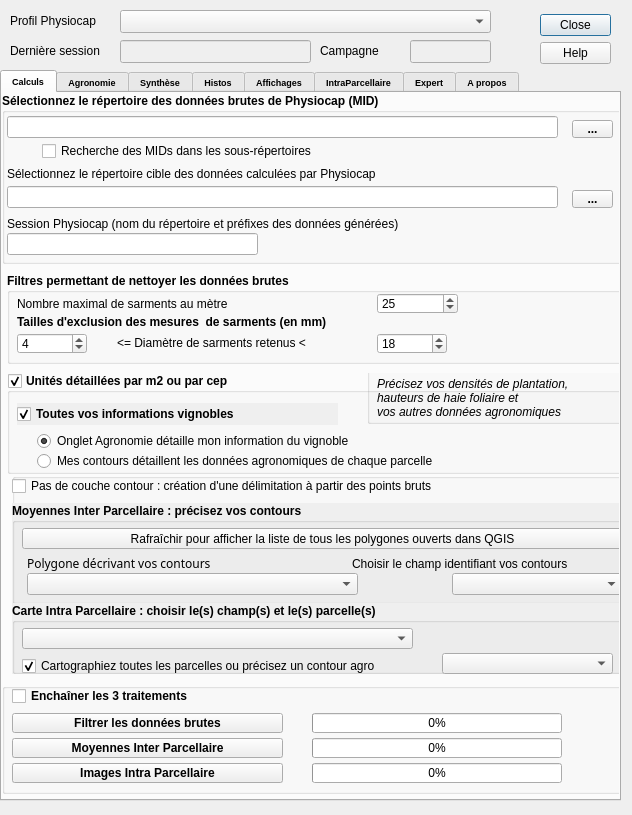
Above: Physiocap3_dialog_base.ui from jhemmi/Physiocap3 before the change. Below: the same form after it.
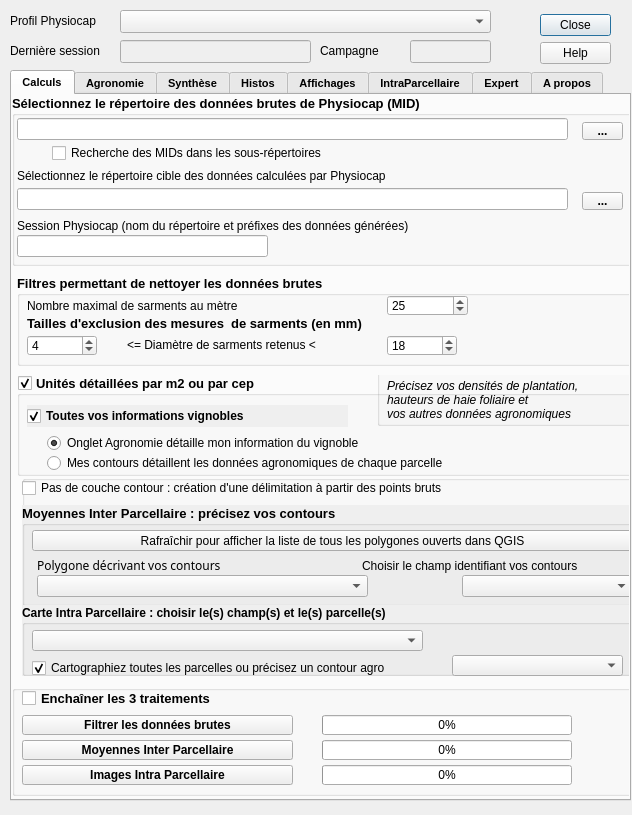
That is the form after the change.

The edit to the form file:
```diff
--- a/Physiocap3_dialog_base.ui
+++ b/Physiocap3_dialog_base.ui
@@ -219,7 +219,7 @@
    </property>
    <property name="geometry">
     <rect>
-     <x>0</x>
+     <x>10</x>
      <y>70</y>
      <width>621</width>
      <height>731</height>
@@ -239,7 +239,7 @@
    </property>
    <property name="font">
     <font>
-     <pointsize>7</pointsize>
+     <pointsize>8</pointsize>
      <weight>75</weight>
      <italic>false</italic>
      <bold>true</bold>
@@ -274,6 +274,15 @@
     <bool>true</bool>
    </property>
    <widget class="QWidget" name="tabParametres">
+    <property name="font">
+     <font>
+      <pointsize>8</pointsize>
+      <weight>75</weight>
+      <italic>false</italic>
+      <bold>true</bold>
+      <kerning>true</kerning>
+     </font>
+    </property>
     <attribute name="title">
      <string>Calculs</string>
     </attribute>
@@ -288,7 +297,7 @@
      </property>
      <property name="font">
       <font>
-       <pointsize>9</pointsize>
+       <pointsize>10</pointsize>
        <weight>75</weight>
        <italic>false</italic>
        <bold>true</bold>
@@ -405,7 +414,7 @@
       </property>
       <property name="font">
        <font>
-        <pointsize>9</pointsize>
+        <pointsize>10</pointsize>
         <weight>75</weight>
         <bold>true</bold>
        </font>
@@ -481,7 +490,7 @@
      <property name="font">
       <font>
        <family>Ubuntu</family>
-       <pointsize>9</pointsize>
+       <pointsize>10</pointsize>
        <weight>75</weight>
        <italic>false</italic>
        <bold>true</bold>
@@ -717,7 +726,7 @@
      </property>
      <property name="font">
       <font>
-       <pointsize>9</pointsize>
+       <pointsize>10</pointsize>
        <weight>75</weight>
        <italic>false</italic>
        <bold>true</bold>
@@ -926,7 +935,7 @@
       </property>
       <property name="font">
        <font>
-        <pointsize>9</pointsize>
+        <pointsize>10</pointsize>
         <weight>75</weight>
         <italic>false</italic>
         <bold>true</bold>
@@ -1537,7 +1546,7 @@
       </property>
       <property name="font">
        <font>
-        <pointsize>9</pointsize>
+        <pointsize>10</pointsize>
         <weight>75</weight>
         <italic>false</italic>
         <bold>true</bold>
```
Left out of the diff: 27 changed lines with no effect on the pictures.
